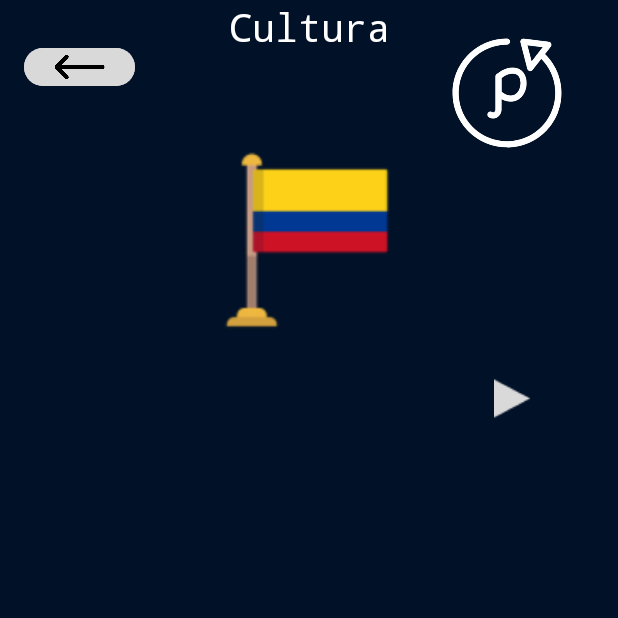
After one commit to JhonathanSR/Parchapp, an Android app: the MainCultura screen opened directly, with no data from a screen before it, on a phone screen of 412 x 824 dp, the top half of it. The commit adds this screen. Run offline under Robolectric (Android 15) with nearby library versions, the phone set to English and light mode, and no system bars.

Commit message:
Creacion Modulo Cultura
Se crea vista de "Cultura", lista para corregir

```diff
--- a/app/src/main/AndroidManifest.xml
+++ b/app/src/main/AndroidManifest.xml
@@ -12,6 +12,9 @@
         android:supportsRtl="true"
         android:theme="@style/Theme.ParchApp"
         tools:targetApi="31">
+        <activity
+            android:name=".MainCultura"
+            android:exported="false" />
         <activity
             android:name=".MainHistorial"
             android:exported="false" />
--- /dev/null
+++ b/app/src/main/java/com/example/parchapp/MainCultura.kt
@@ -0,0 +1,20 @@
+package com.example.parchapp
+
+import android.os.Bundle
+import androidx.activity.enableEdgeToEdge
+import androidx.appcompat.app.AppCompatActivity
+import androidx.core.view.ViewCompat
+import androidx.core.view.WindowInsetsCompat
+
+class MainCultura : AppCompatActivity() {
+    override fun onCreate(savedInstanceState: Bundle?) {
+        super.onCreate(savedInstanceState)
+        enableEdgeToEdge()
+        setContentView(R.layout.activity_main_cultura)
+        ViewCompat.setOnApplyWindowInsetsListener(findViewById(R.id.main)) { v, insets ->
+            val systemBars = insets.getInsets(WindowInsetsCompat.Type.systemBars())
+            v.setPadding(systemBars.left, systemBars.top, systemBars.right, systemBars.bottom)
+            insets
+        }
+    }
+}
--- a/app/src/main/res/layout/activity_main.xml
+++ b/app/src/main/res/layout/activity_main.xml
@@ -31,7 +31,7 @@
         android:hint="Nombre"
         android:inputType="text"
         android:textColor="@color/white"
-        android:textSize="20dp"
+        android:textSize="20sp"
         app:layout_constraintEnd_toEndOf="parent"
         app:layout_constraintStart_toStartOf="parent"
         app:layout_constraintTop_toBottomOf="@+id/textView2" />
@@ -75,9 +75,9 @@
 
     <Button
         android:id="@+id/btn_Sesion"
-        android:layout_width="247dp"
-        android:layout_height="42dp"
-        android:layout_marginTop="28dp"
+        android:layout_width="247sp"
+        android:layout_height="48dp"
+        android:layout_marginTop="28sp"
         android:backgroundTint="#28D82F"
         android:text="Iniciar Sesion"
         android:textColor="@color/white"
@@ -87,9 +87,9 @@
 
     <ImageView
         android:id="@+id/imageView2"
-        android:layout_width="354dp"
-        android:layout_height="278dp"
-        android:layout_marginTop="40dp"
+        android:layout_width="354sp"
+        android:layout_height="278sp"
+        android:layout_marginTop="40sp"
         app:layout_constraintEnd_toEndOf="parent"
         app:layout_constraintStart_toStartOf="parent"
         app:layout_constraintTop_toTopOf="parent"
--- /dev/null
+++ b/app/src/main/res/layout/activity_main_cultura.xml
@@ -0,0 +1,80 @@
+<?xml version="1.0" encoding="utf-8"?>
+<androidx.constraintlayout.widget.ConstraintLayout xmlns:android="http://schemas.android.com/apk/res/android"
+    xmlns:app="http://schemas.android.com/apk/res-auto"
+    xmlns:tools="http://schemas.android.com/tools"
+    android:id="@+id/main"
+    android:layout_width="match_parent"
+    android:background="#011127"
+    android:layout_height="match_parent"
+    tools:context=".MainCultura">
+
+    <Button
+        android:id="@+id/button"
+        android:layout_width="74dp"
+        android:layout_height="33dp"
+        android:layout_marginTop="28dp"
+        android:backgroundTint="#D9D9D9"
+        app:layout_constraintEnd_toEndOf="parent"
+        app:layout_constraintHorizontal_bias="0.047"
+        app:layout_constraintStart_toStartOf="parent"
+        app:layout_constraintTop_toTopOf="parent" />
+
+    <ImageView
+        android:id="@+id/img_Ant8"
+        android:layout_width="63dp"
+        android:layout_height="33dp"
+        app:layout_constraintEnd_toEndOf="@+id/button"
+        app:layout_constraintStart_toStartOf="@+id/button"
+        app:layout_constraintTop_toTopOf="@+id/button"
+        app:srcCompat="@drawable/flecha" />
+
+    <TextView
+        android:id="@+id/textViewCultura"
+        android:layout_width="110dp"
+        android:layout_height="41dp"
+        android:layout_marginTop="60dp"
+        android:fontFamily="monospace"
+        android:text="Cultura"
+        android:textAlignment="center"
+        android:textColor="@color/white"
+        android:textSize="26dp"
+        app:layout_constraintEnd_toEndOf="parent"
+        app:layout_constraintStart_toStartOf="parent"
+        app:layout_constraintTop_toBottomOf= "@drawable/bandera" />
+
+    <ImageView
+        android:id="@+id/imageView7"
+        android:layout_width="160dp"
+        android:layout_height="130dp"
+        android:layout_marginTop="96dp"
+        app:layout_constraintEnd_toEndOf="parent"
+        app:layout_constraintStart_toStartOf="parent"
+        app:layout_constraintTop_toTopOf="parent"
+        app:srcCompat="@drawable/bandera"
+        tools:layout_editor_absoluteY="214dp" />
+
+    <ImageView
+        android:id="@+id/img_Log4"
+        android:layout_width="92dp"
+        android:layout_height="92dp"
+        android:layout_marginTop="16dp"
+        android:layout_marginEnd="16dp"
+        app:layout_constraintEnd_toEndOf="parent"
+        app:layout_constraintHorizontal_bias="0.943"
+        app:layout_constraintStart_toEndOf="@+id/button"
+        app:layout_constraintTop_toTopOf="parent"
+        app:srcCompat="@drawable/logosinnombre" />
+
+    <ImageView
+        android:id="@+id/imageView14"
+        android:layout_width="wrap_content"
+        android:layout_height="wrap_content"
+        android:layout_marginTop="144dp"
+        app:layout_constraintEnd_toEndOf="parent"
+        app:layout_constraintHorizontal_bias="0.535"
+        app:layout_constraintStart_toEndOf="@+id/textViewCultura
+"
+        app:layout_constraintTop_toBottomOf="@+id/img_Log4"
+        app:srcCompat="@drawable/polygon1" />
+
+</androidx.constraintlayout.widget.ConstraintLayout>
--- a/gradle/libs.versions.toml
+++ b/gradle/libs.versions.toml
@@ -1,5 +1,5 @@
 [versions]
-agp = "8.3.1"
+agp = "8.4.0"
 kotlin = "1.9.0"
 coreKtx = "1.13.0"
 junit = "4.13.2"
--- a/settings.gradle
+++ b/settings.gradle
@@ -9,6 +9,7 @@ pluginManagement {
         }
         mavenCentral()
         gradlePluginPortal()
+        google()
     }
 }
 dependencyResolutionManagement {
```
Also changed, not shown: gradle/wrapper/gradle-wrapper.properties.
